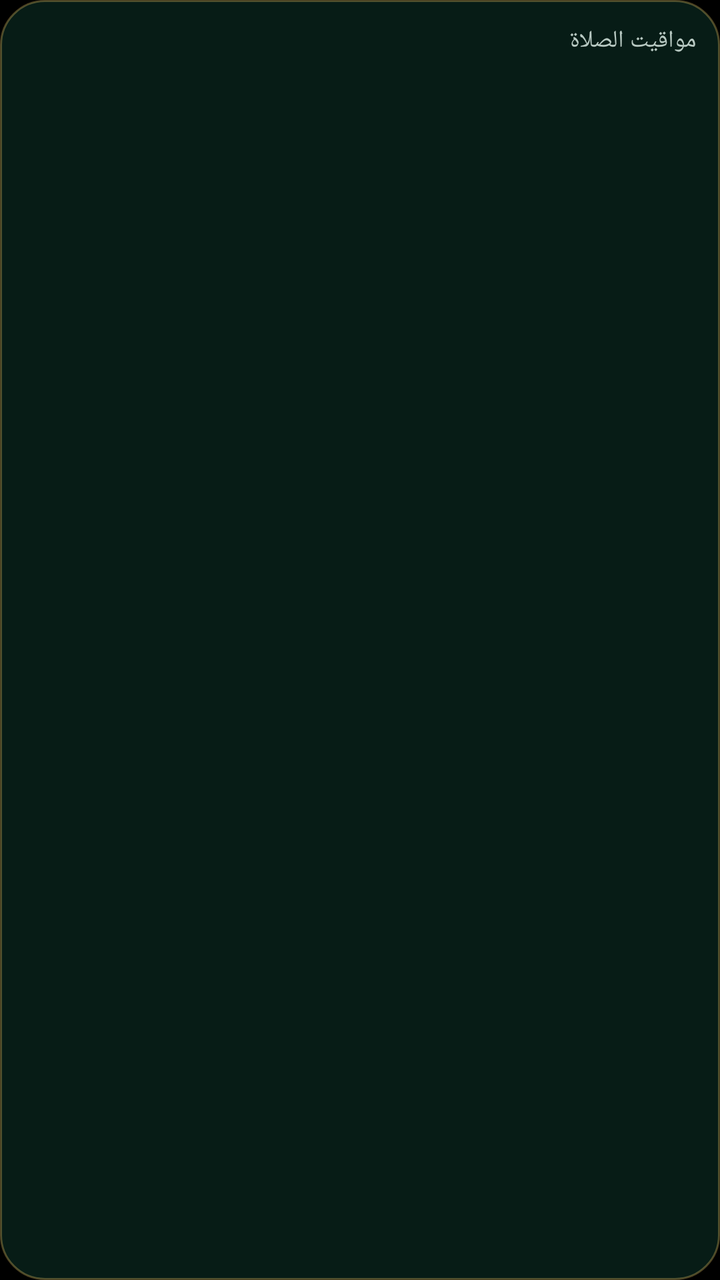
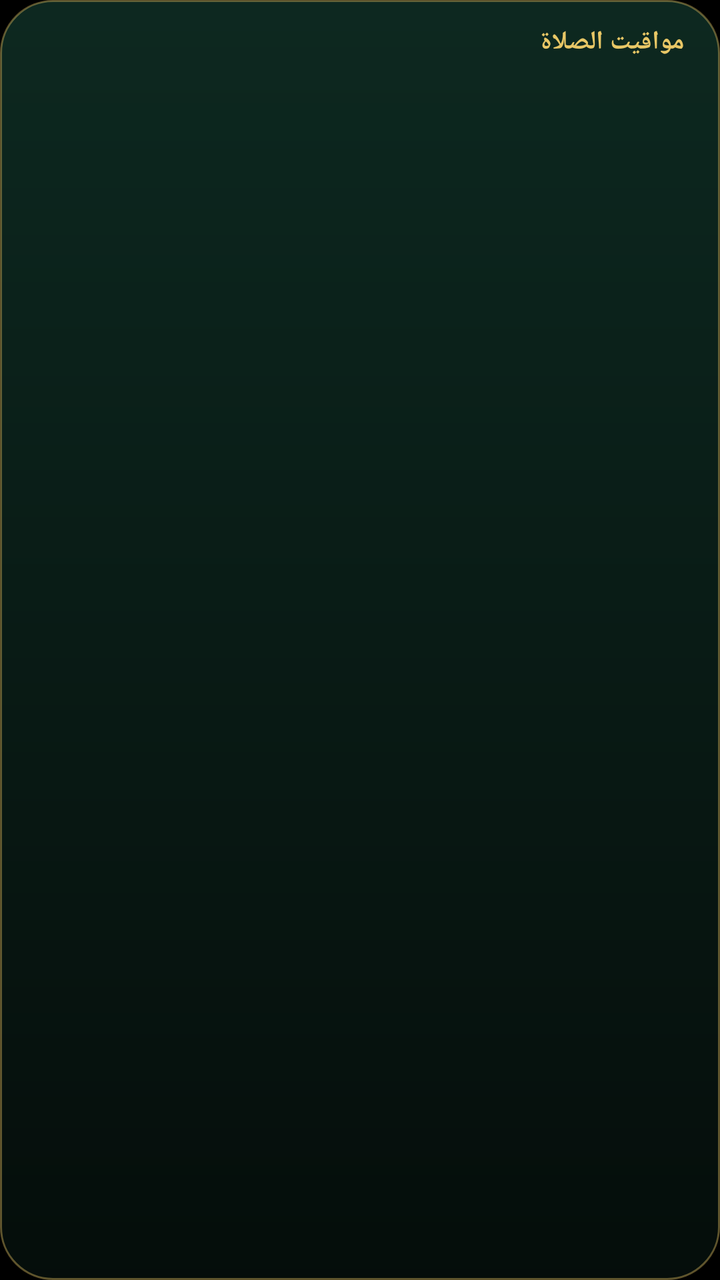

Compare the two renders of this Android layout. The source of the first and the diff that turns it into the second are given below.
<!-- AndroidManifest.xml: application theme Theme.Hisn -->
<!-- res/layout/widget_prayers_all.xml -->
<?xml version="1.0" encoding="utf-8"?>
<LinearLayout xmlns:android="http://schemas.android.com/apk/res/android"
    android:id="@+id/widget_root"
    android:layout_width="match_parent"
    android:layout_height="match_parent"
    android:background="@drawable/widget_bg"
    android:layoutDirection="rtl"
    android:orientation="vertical"
    android:padding="12dp">

    <TextView
        android:id="@+id/a_title"
        android:layout_width="match_parent"
        android:layout_height="wrap_content"
        android:text="مواقيت الصلاة"
        android:textColor="#B8C9C2"
        android:textSize="12sp" />

    <LinearLayout
        android:layout_width="match_parent"
        android:layout_height="0dp"
        android:layout_weight="1"
        android:gravity="center_vertical"
        android:orientation="horizontal">

        <TextView
            android:id="@+id/n0"
            android:layout_width="0dp"
            android:layout_height="wrap_content"
            android:layout_weight="1"
            android:textColor="#FFFFFF"
            android:textSize="16sp"
            android:textStyle="bold" />

        <TextView
            android:id="@+id/t0"
            android:layout_width="wrap_content"
            android:layout_height="wrap_content"
            android:textColor="#FFFFFF"
            android:textSize="16sp" />
    </LinearLayout>

    <LinearLayout
        android:layout_width="match_parent"
        android:layout_height="0dp"
        android:layout_weight="1"
        android:gravity="center_vertical"
        android:orientation="horizontal">

        <TextView
            android:id="@+id/n1"
            android:layout_width="0dp"
            android:layout_height="wrap_content"
            android:layout_weight="1"
            android:textColor="#FFFFFF"
            android:textSize="16sp"
            android:textStyle="bold" />

        <TextView
            android:id="@+id/t1"
            android:layout_width="wrap_content"
            android:layout_height="wrap_content"
            android:textColor="#FFFFFF"
            android:textSize="16sp" />
    </LinearLayout>

    <LinearLayout
        android:layout_width="match_parent"
        android:layout_height="0dp"
        android:layout_weight="1"
        android:gravity="center_vertical"
        android:orientation="horizontal">

        <TextView
            android:id="@+id/n2"
            android:layout_width="0dp"
            android:layout_height="wrap_content"
            android:layout_weight="1"
            android:textColor="#FFFFFF"
            android:textSize="16sp"
            android:textStyle="bold" />

        <TextView
            android:id="@+id/t2"
            android:layout_width="wrap_content"
            android:layout_height="wrap_content"
            android:textColor="#FFFFFF"
            android:textSize="16sp" />
    </LinearLayout>

    <LinearLayout
        android:layout_width="match_parent"
        android:layout_height="0dp"
        android:layout_weight="1"
        android:gravity="center_vertical"
        android:orientation="horizontal">

        <TextView
            android:id="@+id/n3"
            android:layout_width="0dp"
            android:layout_height="wrap_content"
            android:layout_weight="1"
            android:textColor="#FFFFFF"
            android:textSize="16sp"
            android:textStyle="bold" />

        <TextView
            android:id="@+id/t3"
            android:layout_width="wrap_content"
            android:layout_height="wrap_content"
            android:textColor="#FFFFFF"
            android:textSize="16sp" />
    </LinearLayout>

    <LinearLayout
        android:layout_width="match_parent"
        android:layout_height="0dp"
        android:layout_weight="1"
        android:gravity="center_vertical"
        android:orientation="horizontal">

        <TextView
            android:id="@+id/n4"
            android:layout_width="0dp"
            android:layout_height="wrap_content"
            android:layout_weight="1"
            android:textColor="#FFFFFF"
            android:textSize="16sp"
            android:textStyle="bold" />

        <TextView
            android:id="@+id/t4"
            android:layout_width="wrap_content"
            android:layout_height="wrap_content"
            android:textColor="#FFFFFF"
            android:textSize="16sp" />
    </LinearLayout>
</LinearLayout>
<!-- resources referenced by this layout -->
<resources>
  <!-- drawable widget_bg (drawable) -->
  <?xml version="1.0" encoding="utf-8"?>
  <shape xmlns:android="http://schemas.android.com/apk/res/android" android:shape="rectangle">
      <solid android:color="#E6082019" />
      <corners android:radius="22dp" />
      <stroke android:width="1dp" android:color="#55E8C766" />
  </shape>
  <style name="Theme.Hisn" parent="android:Theme.Material.NoActionBar">
          <item name="android:windowBackground">@android:color/black</item>
          <item name="android:statusBarColor">@android:color/transparent</item>
      </style>
</resources>

<!-- the commit's change to res/layout/widget_prayers_all.xml (unified diff, before → after) -->
@@ -8,26 +8,51 @@
     android:orientation="vertical"
     android:padding="12dp">
 
-    <TextView
-        android:id="@+id/a_title"
+    <LinearLayout
         android:layout_width="match_parent"
         android:layout_height="wrap_content"
-        android:text="مواقيت الصلاة"
-        android:textColor="#B8C9C2"
-        android:textSize="12sp" />
+        android:gravity="center_vertical"
+        android:orientation="horizontal"
+        android:paddingStart="6dp"
+        android:paddingEnd="6dp"
+        android:paddingBottom="4dp">
+
+        <TextView
+            android:id="@+id/a_title"
+            android:layout_width="0dp"
+            android:layout_height="wrap_content"
+            android:layout_weight="1"
+            android:fontFamily="sans-serif-medium"
+            android:text="مواقيت الصلاة"
+            android:textColor="#E8C766"
+            android:textSize="13sp"
+            android:textStyle="bold" />
+
+        <TextView
+            android:id="@+id/a_date"
+            android:layout_width="wrap_content"
+            android:layout_height="wrap_content"
+            android:textColor="#B8C9C2"
+            android:textSize="11sp" />
+    </LinearLayout>
 
     <LinearLayout
+        android:id="@+id/r0"
         android:layout_width="match_parent"
         android:layout_height="0dp"
+        android:layout_marginTop="2dp"
         android:layout_weight="1"
         android:gravity="center_vertical"
-        android:orientation="horizontal">
+        android:orientation="horizontal"
+        android:paddingStart="12dp"
+        android:paddingEnd="12dp">
 
         <TextView
             android:id="@+id/n0"
             android:layout_width="0dp"
             android:layout_height="wrap_content"
             android:layout_weight="1"
+            android:fontFamily="sans-serif-medium"
             android:textColor="#FFFFFF"
             android:textSize="16sp"
             android:textStyle="bold" />
@@ -36,22 +61,28 @@
             android:id="@+id/t0"
             android:layout_width="wrap_content"
             android:layout_height="wrap_content"
+            android:fontFamily="sans-serif-medium"
             android:textColor="#FFFFFF"
             android:textSize="16sp" />
     </LinearLayout>
 
     <LinearLayout
+        android:id="@+id/r1"
         android:layout_width="match_parent"
         android:layout_height="0dp"
+        android:layout_marginTop="2dp"
         android:layout_weight="1"
         android:gravity="center_vertical"
-        android:orientation="horizontal">
+        android:orientation="horizontal"
+        android:paddingStart="12dp"
+        android:paddingEnd="12dp">
 
         <TextView
             android:id="@+id/n1"
             android:layout_width="0dp"
             android:layout_height="wrap_content"
             android:layout_weight="1"
+            android:fontFamily="sans-serif-medium"
             android:textColor="#FFFFFF"
             android:textSize="16sp"
             android:textStyle="bold" />
@@ -60,22 +91,28 @@
             android:id="@+id/t1"
             android:layout_width="wrap_content"
             android:layout_height="wrap_content"
+            android:fontFamily="sans-serif-medium"
             android:textColor="#FFFFFF"
             android:textSize="16sp" />
     </LinearLayout>
 
     <LinearLayout
+        android:id="@+id/r2"
         android:layout_width="match_parent"
         android:layout_height="0dp"
+        android:layout_marginTop="2dp"
         android:layout_weight="1"
         android:gravity="center_vertical"
-        android:orientation="horizontal">
+        android:orientation="horizontal"
+        android:paddingStart="12dp"
+        android:paddingEnd="12dp">
 
         <TextView
             android:id="@+id/n2"
             android:layout_width="0dp"
             android:layout_height="wrap_content"
             android:layout_weight="1"
+            android:fontFamily="sans-serif-medium"
             android:textColor="#FFFFFF"
             android:textSize="16sp"
             android:textStyle="bold" />
@@ -84,22 +121,28 @@
             android:id="@+id/t2"
             android:layout_width="wrap_content"
             android:layout_height="wrap_content"
+            android:fontFamily="sans-serif-medium"
             android:textColor="#FFFFFF"
             android:textSize="16sp" />
     </LinearLayout>
 
     <LinearLayout
+        android:id="@+id/r3"
         android:layout_width="match_parent"
         android:layout_height="0dp"
+        android:layout_marginTop="2dp"
         android:layout_weight="1"
         android:gravity="center_vertical"
-        android:orientation="horizontal">
+        android:orientation="horizontal"
+        android:paddingStart="12dp"
+        android:paddingEnd="12dp">
 
         <TextView
             android:id="@+id/n3"
             android:layout_width="0dp"
             android:layout_height="wrap_content"
             android:layout_weight="1"
+            android:fontFamily="sans-serif-medium"
             android:textColor="#FFFFFF"
             android:textSize="16sp"
             android:textStyle="bold" />
@@ -108,22 +151,28 @@
             android:id="@+id/t3"
             android:layout_width="wrap_content"
             android:layout_height="wrap_content"
+            android:fontFamily="sans-serif-medium"
             android:textColor="#FFFFFF"
             android:textSize="16sp" />
     </LinearLayout>
 
     <LinearLayout
+        android:id="@+id/r4"
         android:layout_width="match_parent"
         android:layout_height="0dp"
+        android:layout_marginTop="2dp"
         android:layout_weight="1"
         android:gravity="center_vertical"
-        android:orientation="horizontal">
+        android:orientation="horizontal"
+        android:paddingStart="12dp"
+        android:paddingEnd="12dp">
 
         <TextView
             android:id="@+id/n4"
             android:layout_width="0dp"
             android:layout_height="wrap_content"
             android:layout_weight="1"
+            android:fontFamily="sans-serif-medium"
             android:textColor="#FFFFFF"
             android:textSize="16sp"
             android:textStyle="bold" />
@@ -132,6 +181,7 @@
             android:id="@+id/t4"
             android:layout_width="wrap_content"
             android:layout_height="wrap_content"
+            android:fontFamily="sans-serif-medium"
             android:textColor="#FFFFFF"
             android:textSize="16sp" />
     </LinearLayout>
<!-- resource entries referenced after the edit -->
@@ -3,9 +3,9 @@
   <!-- drawable widget_bg (drawable) -->
   <?xml version="1.0" encoding="utf-8"?>
   <shape xmlns:android="http://schemas.android.com/apk/res/android" android:shape="rectangle">
-      <solid android:color="#E6082019" />
-      <corners android:radius="22dp" />
-      <stroke android:width="1dp" android:color="#55E8C766" />
+      <gradient android:angle="270" android:startColor="#F00E2B22" android:endColor="#F2050E0B" />
+      <corners android:radius="26dp" />
+      <stroke android:width="1dp" android:color="#66E8C766" />
   </shape>
   <style name="Theme.Hisn" parent="android:Theme.Material.NoActionBar">
           <item name="android:windowBackground">@android:color/black</item>
